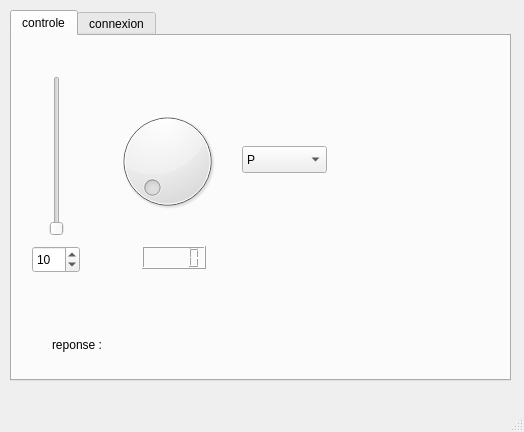
Qt form mainwindow.ui (Fattonin/ProjetWifibot_Annet_Bernard) before a commit.
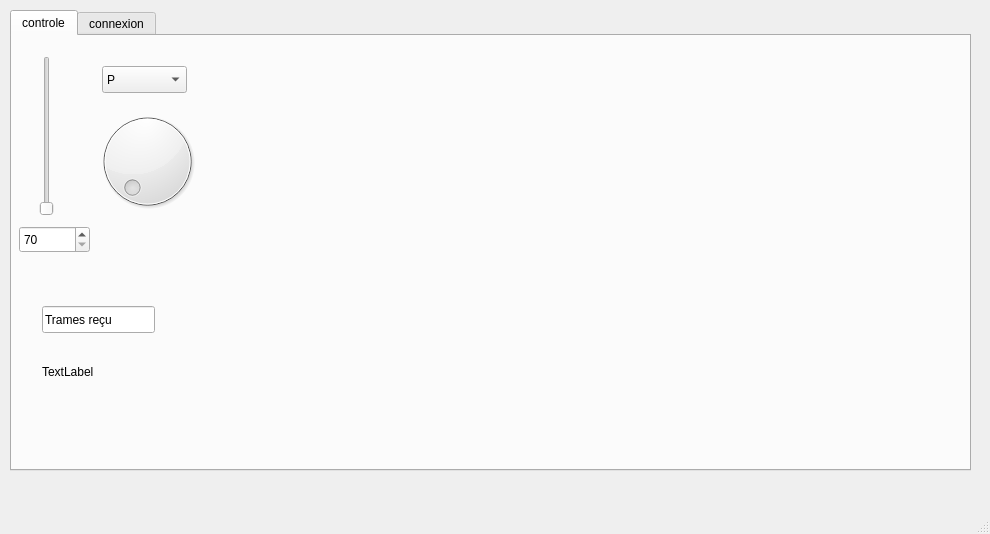
The same form after that commit.

Commit message: reception trame

What changed in the file:
```diff
--- a/mainwindow.ui
+++ b/mainwindow.ui
@@ -6,8 +6,8 @@
    <rect>
     <x>0</x>
     <y>0</y>
-    <width>524</width>
-    <height>432</height>
+    <width>990</width>
+    <height>534</height>
    </rect>
   </property>
   <property name="windowTitle">
@@ -19,8 +19,8 @@
      <rect>
       <x>10</x>
       <y>10</y>
-      <width>501</width>
-      <height>371</height>
+      <width>961</width>
+      <height>461</height>
      </rect>
     </property>
     <property name="currentIndex">
@@ -43,28 +43,21 @@
        <string/>
       </property>
      </widget>
-     <widget class="QLabel" name="label_2">
-      <property name="geometry">
-       <rect>
-        <x>40</x>
-        <y>300</y>
-        <width>67</width>
-        <height>17</height>
-       </rect>
-      </property>
-      <property name="text">
-       <string>reponse :</string>
-      </property>
-     </widget>
      <widget class="QSlider" name="verticalSlider">
       <property name="geometry">
        <rect>
-        <x>30</x>
-        <y>40</y>
+        <x>20</x>
+        <y>20</y>
         <width>29</width>
         <height>160</height>
        </rect>
       </property>
+      <property name="minimum">
+       <number>70</number>
+      </property>
+      <property name="maximum">
+       <number>240</number>
+      </property>
       <property name="orientation">
        <enum>Qt::Vertical</enum>
       </property>
@@ -72,7 +65,7 @@
      <widget class="QDial" name="dial">
       <property name="geometry">
        <rect>
-        <x>100</x>
+        <x>80</x>
         <y>70</y>
         <width>111</width>
         <height>111</height>
@@ -82,21 +75,27 @@
      <widget class="QSpinBox" name="spinBox">
       <property name="geometry">
        <rect>
-        <x>20</x>
-        <y>210</y>
-        <width>48</width>
+        <x>7</x>
+        <y>190</y>
+        <width>71</width>
         <height>27</height>
        </rect>
       </property>
+      <property name="minimum">
+       <number>70</number>
+      </property>
+      <property name="maximum">
+       <number>240</number>
+      </property>
       <property name="value">
-       <number>10</number>
+       <number>70</number>
       </property>
      </widget>
      <widget class="QComboBox" name="comboBox">
       <property name="geometry">
        <rect>
-        <x>230</x>
-        <y>110</y>
+        <x>90</x>
+        <y>30</y>
         <width>85</width>
         <height>27</height>
        </rect>
@@ -117,14 +116,30 @@
        </property>
       </item>
      </widget>
-     <widget class="QLCDNumber" name="lcdNumber">
+     <widget class="QLabel" name="label">
       <property name="geometry">
        <rect>
-        <x>130</x>
-        <y>210</y>
-        <width>64</width>
-        <height>23</height>
+        <x>30</x>
+        <y>310</y>
+        <width>861</width>
+        <height>51</height>
        </rect>
+      </property>
+      <property name="text">
+       <string>TextLabel</string>
+      </property>
+     </widget>
+     <widget class="QLineEdit" name="lineEdit">
+      <property name="geometry">
+       <rect>
+        <x>30</x>
+        <y>270</y>
+        <width>113</width>
+        <height>27</height>
+       </rect>
+      </property>
+      <property name="text">
+       <string>Trames reçu</string>
       </property>
      </widget>
      <zorder>recu</zorder>
```
Left out of the diff: 22 changed lines with no effect on the pictures. The commit also changes 7 other files.
